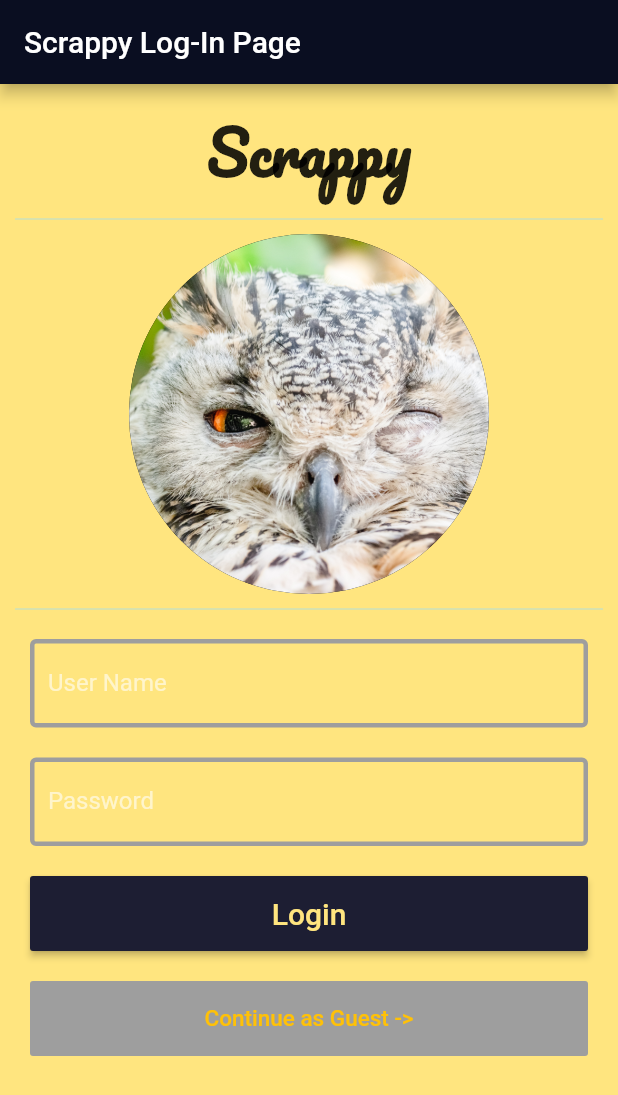
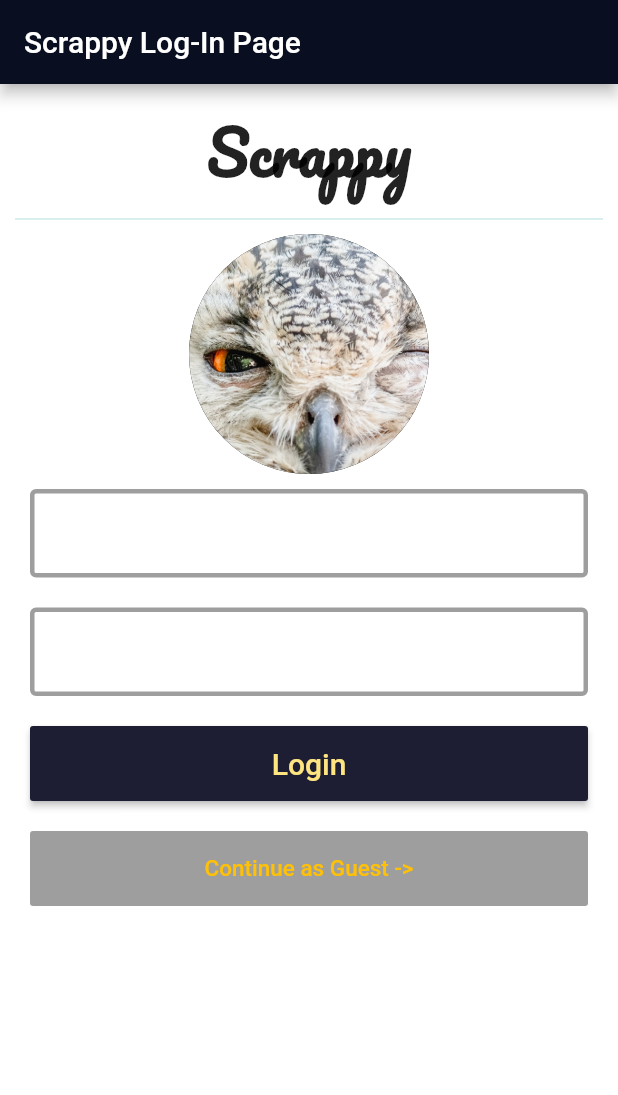
Before and after one commit to rayhebard/scrappy, a Flutter app: the screen it shows after launch, on a phone screen of 412 x 824 dp. Shown: the top 1095 px of the screen. Run offline on Flutter 3.47's test engine with Material 2 defaults, Android fonts, the phone set to English and light mode, and no system bars; our stand-ins replace flutter_spinkit, flutter_svg, font_awesome_flutter, jiffy, share and 1 more; missing offline and left inert: dart:ffi; project files that could hold a hidden picture were left out.

Commit message:
Removed Yellow Background

```diff
--- a/lib/components/reusable_card.dart
+++ b/lib/components/reusable_card.dart
@@ -13,7 +13,7 @@ class ReusableCard extends StatelessWidget {
       onTap: onPress,
       child: Container(
           child: cardChild,
-          margin: EdgeInsets.all(16.0),
+          margin: EdgeInsets.all(12.0),
           decoration: BoxDecoration(
               color:  colour,
               borderRadius: BorderRadius.circular(10.0)
--- a/lib/screens/login_page.dart
+++ b/lib/screens/login_page.dart
@@ -15,7 +15,6 @@ class _LoginPageState extends State<LoginPage>{
   @override
   Widget build(BuildContext context) {
     return Scaffold(
-       backgroundColor: Colors.amberAccent.shade100,
         appBar: AppBar(
           title: Text('Scrappy Log-In Page'),
         ),
@@ -51,14 +50,8 @@ class _LoginPageState extends State<LoginPage>{
                     ),
                   ),
                   CircleAvatar(
-                    radius: 120.0,
+                    radius: 80.0,
                     backgroundImage: AssetImage('images/owl_wink.jpg') ,
-                  ),
-                  SizedBox(height: 20,
-                    width: 150.0,
-                    child: Divider(
-                      color: Colors.teal.shade100,
-                    ),
                   ),
                   Container(
                     padding: EdgeInsets.all(10),
@@ -66,7 +59,6 @@ class _LoginPageState extends State<LoginPage>{
                       controller: nameController,
                       style: TextStyle(color: kCardColor),
                       decoration: InputDecoration(
-                        border: OutlineInputBorder(),
                         labelText: 'User Name',
                         enabledBorder: OutlineInputBorder(
                           borderSide: BorderSide(
@@ -86,7 +78,6 @@ class _LoginPageState extends State<LoginPage>{
                       style: TextStyle(color: kCardColor),
                       controller: passwordController,
                       decoration: InputDecoration(
-                        border: OutlineInputBorder(),
                         labelText: 'Password',
                         enabledBorder: OutlineInputBorder(
                           borderSide: BorderSide(
```
Also changed, not shown: 3 other files.
